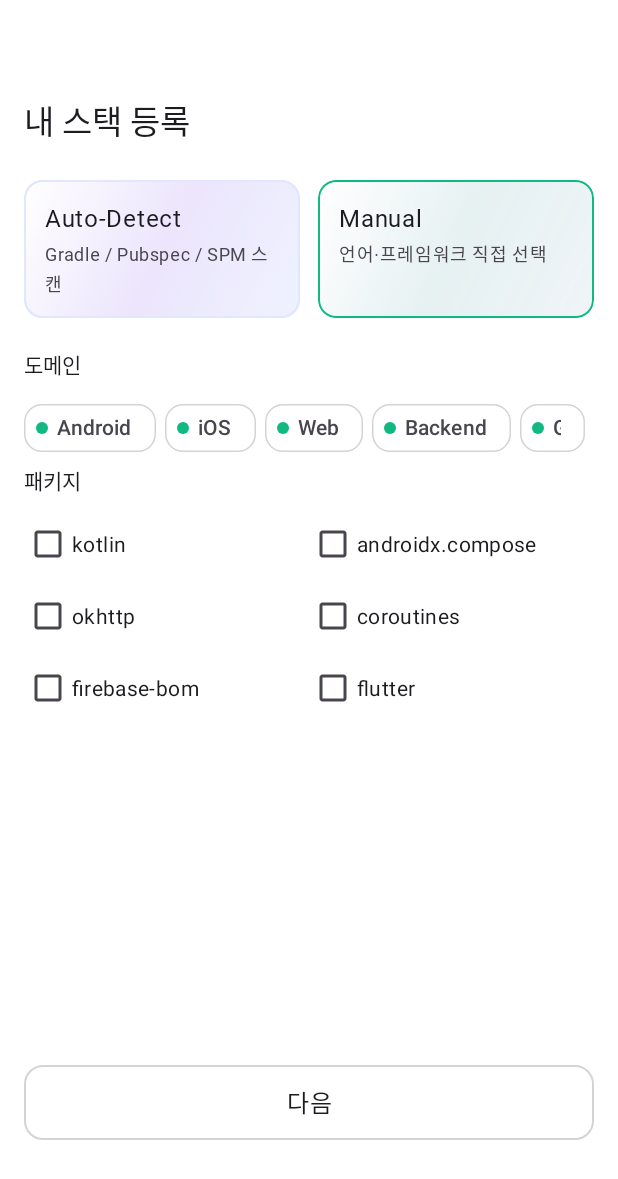
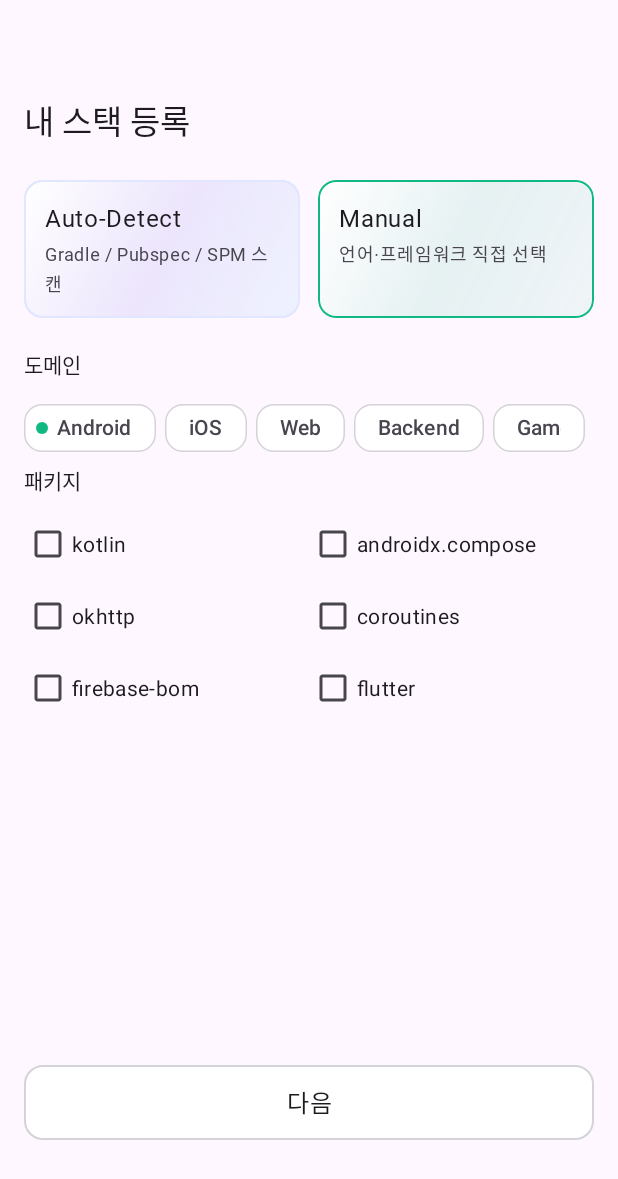
Before and after one commit to younghwan/Infinithon2025, an Android app: the screen it shows after launch (StackActivity), after a tap on "Manual", on a phone screen of 412 x 824 dp. Shown: the top 1179 px of the screen. Run offline under Robolectric (Android 15) with nearby library versions, the phone set to English and light mode, and no system bars; our stand-ins replace data binding.

Commit message:
stack view 작업 중

```diff
--- a/ReleaeSpoon/app/src/main/java/com/dang1000/releaspoon/StackActivity.kt
+++ b/ReleaeSpoon/app/src/main/java/com/dang1000/releaspoon/StackActivity.kt
@@ -3,6 +3,7 @@ package com.dang1000.releaspoon
 import android.content.Intent
 import android.os.Bundle
 import androidx.core.content.ContextCompat
+import androidx.core.view.children
 import androidx.core.view.isVisible
 import com.dang1000.releaspoon.base.BaseActivity
 import com.dang1000.releaspoon.databinding.ActivityStackBinding
@@ -16,9 +17,26 @@ class StackActivity : BaseActivity<ActivityStackBinding>() {
     private val mint300 by lazy { ContextCompat.getColor(this, R.color.emerald_500) }
     private val mint100 by lazy { ContextCompat.getColor(this, R.color.emerald_100) }
 
+    private val viewAuto by lazy { viewDataBinding.viewAuto }
+    private val defaultChipId by lazy { viewDataBinding.viewAuto.chipGradle.id }
+    enum class FileKind { BUILD_GRADLE, PACKAGE_SWIFT, PUBSPEC_YAML, PACKAGE_JSON }
+
     override fun onCreate(savedInstanceState: Bundle?) {
         super.onCreate(savedInstanceState)
         onClick()
+
+        // initial view
+        viewAuto.chipGroupKind.setOnCheckedStateChangeListener { group, checkedIds ->
+            val id = checkedIds.firstOrNull() ?: defaultChipId
+            group.children.forEach { view ->
+                val chip = view as com.google.android.material.chip.Chip
+                chip.isChipIconVisible = (chip.id == id)
+            }
+            viewAuto.etUrl.text = null
+            viewAuto.etUrl.hint = hintFor(kindFromChipId(id))
+        }
+        viewAuto.chipGroupKind.check( defaultChipId)
+        viewAuto.etUrl.hint = hintFor(kindFromChipId(defaultChipId))
     }
 
     private fun onClick() {
@@ -28,14 +46,14 @@ class StackActivity : BaseActivity<ActivityStackBinding>() {
             }
 
             listOf(viewDataBinding.cvAuto, viewDataBinding.cvManual).forEach { c ->
-                c.setOnClickListener { select(c.id == cvAuto.id) }
+                c.setOnClickListener { buttonSelect(c.id == cvAuto.id) }
             }
         }
 
-        select(true)
+        buttonSelect(true)
     }
 
-    fun select(auto: Boolean) {
+    fun buttonSelect(auto: Boolean) {
         viewDataBinding.run {
             cvAuto.isChecked = auto
             cvAuto.strokeColor = if (auto) indigo300 else indigo100
@@ -45,4 +63,19 @@ class StackActivity : BaseActivity<ActivityStackBinding>() {
             viewManual.root.isVisible = !auto
         }
     }
+
+    private fun kindFromChipId(id: Int): FileKind = when (id) {
+        viewAuto.chipGradle.id -> FileKind.BUILD_GRADLE
+        viewAuto.chipSwift.id -> FileKind.PACKAGE_SWIFT
+        viewAuto.chipPubspec.id -> FileKind.PUBSPEC_YAML
+        viewAuto.chipPackageJson.id -> FileKind.PACKAGE_JSON
+        else -> FileKind.BUILD_GRADLE
+    }
+
+    private fun hintFor(kind: FileKind): String = when (kind) {
+        FileKind.BUILD_GRADLE -> "build.gradle"
+        FileKind.PACKAGE_SWIFT -> "Package.swift"
+        FileKind.PUBSPEC_YAML -> "pubspec.yaml"
+        FileKind.PACKAGE_JSON -> "package.json"
+    }
 }
--- a/ReleaeSpoon/app/src/main/res/layout/activity_stack.xml
+++ b/ReleaeSpoon/app/src/main/res/layout/activity_stack.xml
@@ -5,7 +5,6 @@
     <androidx.constraintlayout.widget.ConstraintLayout
         android:layout_width="match_parent"
         android:layout_height="match_parent"
-        android:background="@color/white"
         android:padding="16dp">
 
         <LinearLayout
--- a/ReleaeSpoon/app/src/main/res/layout/view_stack_manual.xml
+++ b/ReleaeSpoon/app/src/main/res/layout/view_stack_manual.xml
@@ -44,7 +44,7 @@
             app:chipCornerRadius="@dimen/radius_16"
             app:chipIcon="@drawable/dot_mint"
             app:chipIconSize="8dp"
-            app:chipIconVisible="true"
+            app:chipIconVisible="false"
             android:layout_marginEnd="6dp"
             app:chipStrokeColor="@color/zinc_300"
             app:chipStrokeWidth="1dp"
@@ -60,7 +60,7 @@
             app:chipCornerRadius="@dimen/radius_16"
             app:chipIcon="@drawable/dot_mint"
             app:chipIconSize="8dp"
-            app:chipIconVisible="true"
+            app:chipIconVisible="false"
             android:layout_marginEnd="6dp"
             app:chipStrokeColor="@color/zinc_300"
             app:chipStrokeWidth="1dp"
@@ -76,7 +76,7 @@
             app:chipCornerRadius="@dimen/radius_16"
             app:chipIcon="@drawable/dot_mint"
             app:chipIconSize="8dp"
-            app:chipIconVisible="true"
+            app:chipIconVisible="false"
             android:layout_marginEnd="6dp"
             app:chipStrokeColor="@color/zinc_300"
             app:chipStrokeWidth="1dp"
@@ -92,7 +92,7 @@
             app:chipCornerRadius="@dimen/radius_16"
             app:chipIcon="@drawable/dot_mint"
             app:chipIconSize="8dp"
-            app:chipIconVisible="true"
+            app:chipIconVisible="false"
             android:layout_marginEnd="6dp"
             app:chipStrokeColor="@color/zinc_300"
             app:chipStrokeWidth="1dp"
```
Also changed, not shown: ReleaeSpoon/app/src/main/res/layout/view_stack_auto.xml (+104 -28 lines). Lines whose indentation alone changed are shown as unchanged.
